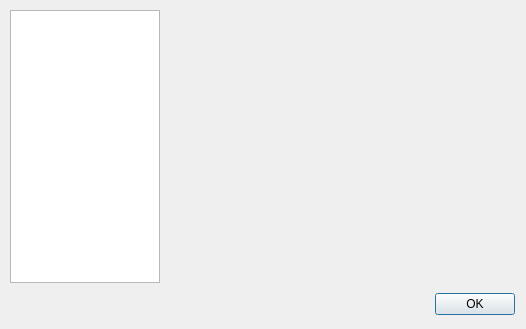
Qt form res/ui/settings-dialog.ui (smartboyhw/speechcontrol) before a commit.
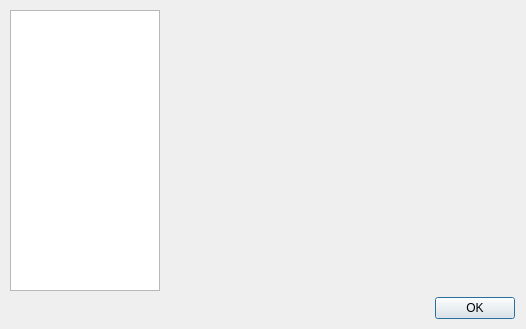
The same form after that commit.

```diff
--- a/res/ui/settings-dialog.ui
+++ b/res/ui/settings-dialog.ui
@@ -32,11 +32,11 @@
    <layout class="QGridLayout" name="gridLayout">
     <item row="1" column="0" colspan="2">
      <widget class="QDialogButtonBox" name="buttonBox">
-      <property name="minimumSize">
-       <size>
-        <width>0</width>
-        <height>30</height>
-       </size>
+      <property name="sizePolicy">
+       <sizepolicy hsizetype="Minimum" vsizetype="Fixed">
+        <horstretch>0</horstretch>
+        <verstretch>0</verstretch>
+       </sizepolicy>
       </property>
       <property name="standardButtons">
        <set>QDialogButtonBox::Ok</set>
```
